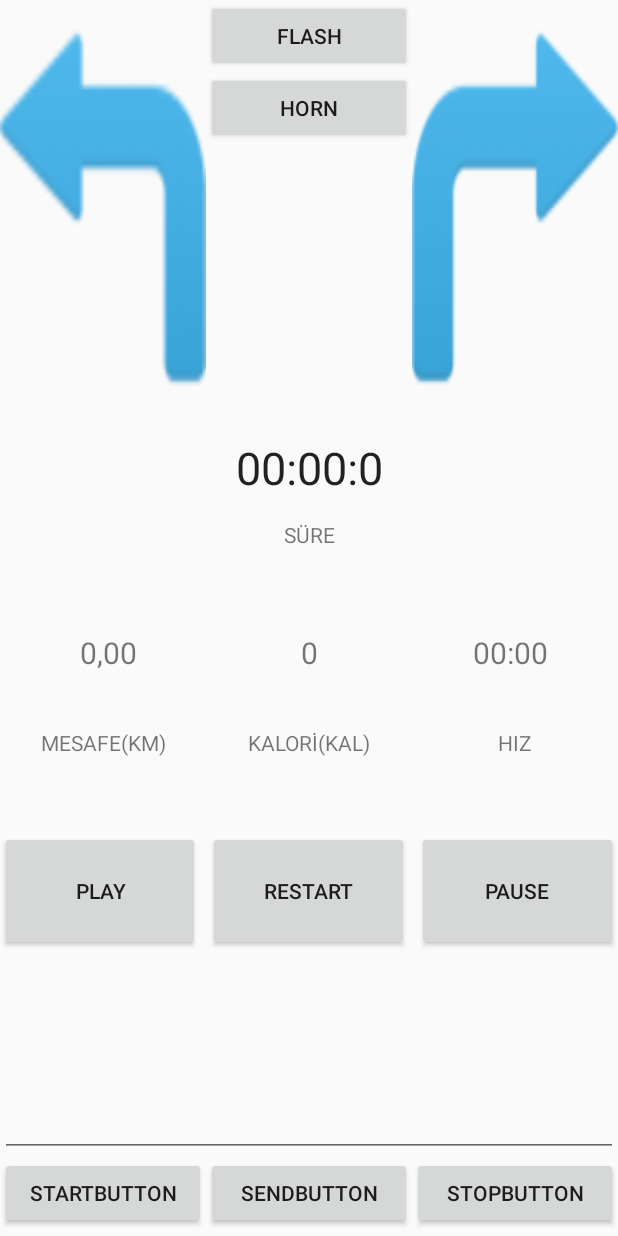
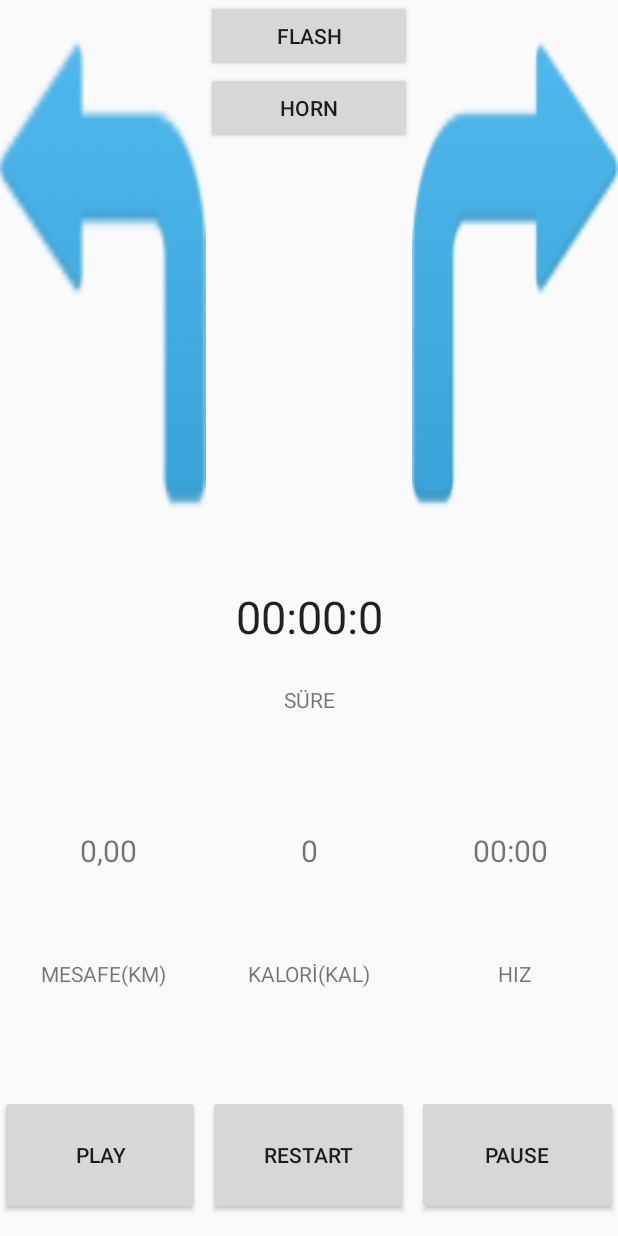
Before and after one commit to AhmetOzyilmaz/Final-Project-Safe-Bike, an Android app: the screen it shows after launch (MainActivity), on a phone screen of 412 x 824 dp. Run offline under Robolectric (Android 15) with nearby library versions, the phone set to English and light mode, and no system bars.

Commit message:
Service Update
Added when start program auto enable bluetooth
Configurated bluetooth server starting automatically

```diff
--- a/SafeBike/app/src/main/java/com/aozyilmaz35/safebike/BluetoothServer.java
+++ b/SafeBike/app/src/main/java/com/aozyilmaz35/safebike/BluetoothServer.java
@@ -121,7 +121,7 @@ public class BluetoothServer {
             // You could use something like this to ask user to enable Bluetooth
             //Intent enableBtIntent = new Intent(BluetoothAdapter.ACTION_REQUEST_ENABLE);
             //startActivity(enableBtIntent);
-
+            mBluetoothAdapter.enable();
             throw new BluetoothServerException("Bluetooth is disabled");
         }
 
--- a/SafeBike/app/src/main/java/com/aozyilmaz35/safebike/MainActivity.java
+++ b/SafeBike/app/src/main/java/com/aozyilmaz35/safebike/MainActivity.java
@@ -2,19 +2,14 @@ package com.aozyilmaz35.safebike;
 
 import android.app.Activity;
 import android.os.Bundle;
-
 import android.os.SystemClock;
-
 import android.view.View;
-
 import android.view.animation.AlphaAnimation;
 import android.view.animation.Animation;
 import android.view.animation.LinearInterpolator;
 import android.widget.Button;
 import android.widget.Chronometer;
 import android.widget.EditText;
-
-import java.io.IOException;
 
 public class MainActivity  extends Activity implements View.OnClickListener {
 
@@ -25,7 +20,7 @@ public class MainActivity  extends Activity implements View.OnClickListener {
 
     private  Button start_button,stop_button,select1,select2,select3,select4;
     private EditText mOutputView;
-    private EditText mInputView;
+   // private EditText mInputView;
     private Button mStartButton;
     private Button mStopButton;
     private Button mSendButton;
@@ -44,13 +39,14 @@ public class MainActivity  extends Activity implements View.OnClickListener {
         ((Button)findViewById(R.id.btn_left)).setOnClickListener(this);
         ((Button)findViewById(R.id.btn_right)).setOnClickListener(this);
 
-        mInputView = (EditText) findViewById(R.id.input);
-        mStartButton = (Button) findViewById(R.id.startButton);
-        mStopButton = (Button) findViewById(R.id.stopButton);
-        mSendButton = (Button) findViewById(R.id.sendButton);
+        //mInputView = (EditText) findViewById(R.id.input);
+       // mStartButton = (Button) findViewById(R.id.startButton);
+       // mStopButton = (Button) findViewById(R.id.stopButton);
+       // mSendButton = (Button) findViewById(R.id.sendButton);
 
         mBluetoothServer = new BluetoothServer();
         mBluetoothServer.setListener(mBluetoothServerListener);
+        onStartAuto();
 
     }
 
@@ -95,14 +91,14 @@ public class MainActivity  extends Activity implements View.OnClickListener {
                 @Override
                 public void onStarted() {
                     //writeMessage("*** Server has started, waiting for client connection ***");
-                    mStopButton.setEnabled(true);
-                    mStartButton.setEnabled(false);
+                  //  mStopButton.setEnabled(true);
+                  //  mStartButton.setEnabled(false);
                 }
 
                 @Override
                 public void onConnected() {
                  //   writeMessage("*** Client has connected ***");
-                    mSendButton.setEnabled(true);
+                   // mSendButton.setEnabled(true);
                 }
 
                 @Override
@@ -118,13 +114,13 @@ public class MainActivity  extends Activity implements View.OnClickListener {
                 @Override
                 public void onStopped() {
                   //  writeMessage("*** Server has stopped ***");
-                    mSendButton.setEnabled(false);
-                    mStopButton.setEnabled(false);
-                    mStartButton.setEnabled(true);
+                   // mSendButton.setEnabled(false);
+                   // mStopButton.setEnabled(false);
+                    //mStartButton.setEnabled(true);
                 }
             };
 
-    public void onStartClick(View view){
+    public void onStartAuto(){
         try {
             mBluetoothServer.start();
         } catch (BluetoothServer.BluetoothServerException e) {
@@ -132,12 +128,20 @@ public class MainActivity  extends Activity implements View.OnClickListener {
             writeError(e.getMessage());
         }
     }
+   /* public void onStartClick(View view){
+        try {
+            mBluetoothServer.start();
+        } catch (BluetoothServer.BluetoothServerException e) {
+            e.printStackTrace();
+            writeError(e.getMessage());
+        }
+    }*/
 
-    public void onStopClick(View view){
+   /* public void onStopClick(View view){
         mBluetoothServer.stop();
     }
 
-    public void onSendClick(View view){
+   /* public void onSendClick(View view){
         try {
 
             mBluetoothServer.send(mOutputView.getText().toString().getBytes());
@@ -150,7 +154,7 @@ public class MainActivity  extends Activity implements View.OnClickListener {
             writeError(e.getMessage());
         }
     }
-
+*/
 
     private void writeMessage(String message){
 
--- a/SafeBike/app/src/main/res/layout/activity_main.xml
+++ b/SafeBike/app/src/main/res/layout/activity_main.xml
@@ -202,50 +202,4 @@
     </LinearLayout>
 
 
-    <LinearLayout
-        android:layout_width="match_parent"
-        android:layout_height="176dp"
-        android:orientation="vertical">
-
-        <EditText
-            android:id="@+id/input"
-            android:layout_width="match_parent"
-            android:layout_height="123dp"
-            android:focusable="false"
-            android:inputType="textMultiLine"
-            android:scrollbars="vertical" />
-
-        <LinearLayout
-            android:layout_width="match_parent"
-            android:layout_height="match_parent"
-            android:orientation="horizontal">
-
-            <Button
-                android:id="@+id/startButton"
-                android:layout_width="match_parent"
-                android:layout_height="wrap_content"
-                android:layout_weight="1"
-                android:onClick="onStartClick"
-                android:text="startButton" />
-
-            <Button
-                android:id="@+id/sendButton"
-                android:layout_width="match_parent"
-                android:layout_height="wrap_content"
-                android:layout_weight="1"
-                android:onClick="onSendClick"
-                android:text="sendButton" />
-
-            <Button
-                android:id="@+id/stopButton"
-                android:layout_width="match_parent"
-                android:layout_height="wrap_content"
-                android:layout_weight="1"
-                android:onClick="onStopClick"
-                android:text="stopButton" />
-        </LinearLayout>
-
-    </LinearLayout>
-
-
 </LinearLayout>
```
